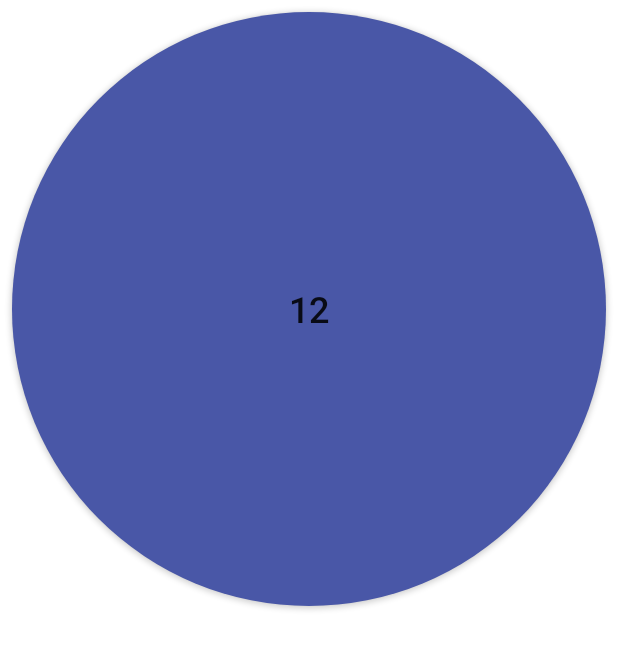
After one commit to jelly6/Bingo, an Android app: the layout single_button.xml on its own in the app's theme, with its tools: preview values and no code run, on a phone screen of 412 x 824 dp. The commit adds this screen. Shown: the top 649 px of the screen. Run offline under Robolectric (Android 15) with nearby library versions, the phone set to English and light mode, and no system bars.

Commit message:
customerize NumberButton and show in gridLayout

```diff
--- /dev/null
+++ b/app/src/main/res/drawable/circle_button.xml
@@ -0,0 +1,18 @@
+<?xml version="1.0" encoding="utf-8"?>
+<selector xmlns:android="http://schemas.android.com/apk/res/android">
+    <item
+        android:state_enabled="true">
+        <shape
+            android:shape='oval'>
+            <solid android:color = '#4957a7'/>
+        </shape>
+    </item>
+    <item
+        android:state_enabled="false">
+        <shape
+            android:shape='oval'>
+            <solid android:color = '#9649a7'/>
+        </shape>
+    </item>
+
+</selector>
--- /dev/null
+++ b/app/src/main/res/layout/single_button.xml
@@ -0,0 +1,24 @@
+<?xml version="1.0" encoding="utf-8"?>
+<androidx.constraintlayout.widget.ConstraintLayout xmlns:android="http://schemas.android.com/apk/res/android"
+    xmlns:app="http://schemas.android.com/apk/res-auto"
+    xmlns:tools="http://schemas.android.com/tools"
+    android:layout_width="match_parent"
+    android:layout_height="wrap_content">
+
+    <com.jelly.bingo.NumberButton
+        android:id="@+id/button"
+        android:layout_width="0dp"
+        android:layout_height="0dp"
+        android:layout_marginStart="8dp"
+        android:layout_marginTop="8dp"
+        android:layout_marginEnd="8dp"
+        android:layout_marginBottom="8dp"
+        android:background="@drawable/circle_button"
+        android:text="12"
+        android:textSize="24sp"
+        app:layout_constraintBottom_toBottomOf="parent"
+        app:layout_constraintDimensionRatio="1:1"
+        app:layout_constraintEnd_toEndOf="parent"
+        app:layout_constraintStart_toStartOf="parent"
+        app:layout_constraintTop_toTopOf="parent" />
+</androidx.constraintlayout.widget.ConstraintLayout>
```
Also changed, not shown: app/src/main/java/com/jelly/bingo/BingoActivity.java (+88 -2 lines), app/src/main/java/com/jelly/bingo/NumberButton.java (added, +48 -0 lines), app/src/main/res/layout/activity_bingo.xml (+23 -0 lines).
